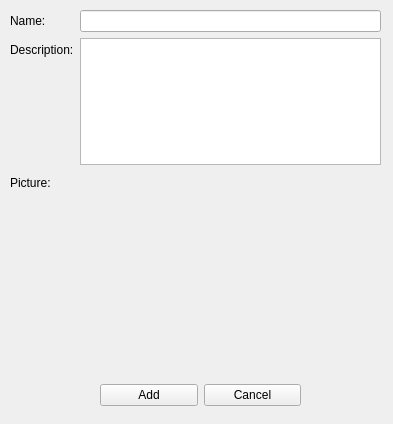
Qt form qt/apps/configurator/forms/feature_add.ui (Wolframe/qtClient) before a commit.
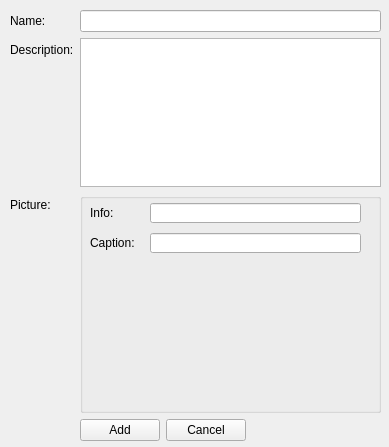
The same form after that commit. Custom widgets are drawn as their Qt base class.

Commit message: updated feaeture forms, added pictures

```diff
--- a/qt/apps/configurator/forms/feature_add.ui
+++ b/qt/apps/configurator/forms/feature_add.ui
@@ -6,8 +6,8 @@
    <rect>
     <x>0</x>
     <y>0</y>
-    <width>393</width>
-    <height>424</height>
+    <width>389</width>
+    <height>447</height>
    </rect>
   </property>
   <property name="windowTitle">
@@ -19,10 +19,13 @@
      <x>10</x>
      <y>10</y>
      <width>371</width>
-     <height>361</height>
+     <height>431</height>
     </rect>
    </property>
    <layout class="QFormLayout" name="formLayout">
+    <property name="fieldGrowthPolicy">
+     <enum>QFormLayout::AllNonFixedFieldsGrow</enum>
+    </property>
     <item row="0" column="0">
      <widget class="QLabel" name="label_name">
       <property name="text">
@@ -43,37 +46,17 @@
       </property>
      </widget>
     </item>
-    <item row="2" column="0">
-     <widget class="QLabel" name="label">
-      <property name="text">
-       <string>Picture:</string>
-      </property>
-     </widget>
-    </item>
     <item row="1" column="1">
      <widget class="QPlainTextEdit" name="description"/>
     </item>
-    <item row="2" column="1">
-     <widget class="PictureChooser" name="picture">
-      <property name="minimumSize">
-       <size>
-        <width>0</width>
-        <height>200</height>
-       </size>
+    <item row="3" column="0">
+     <widget class="QLabel" name="label">
+      <property name="text">
+       <string>Picture:</string>
       </property>
      </widget>
     </item>
-   </layout>
-  </widget>
-  <widget class="QWidget" name="horizontalLayoutWidget">
-   <property name="geometry">
-    <rect>
-     <x>100</x>
-     <y>380</y>
-     <width>201</width>
-     <height>31</height>
-    </rect>
-   </property>
+    <item row="4" column="1">
    <layout class="QHBoxLayout" name="horizontalLayout">
     <item>
      <widget class="QPushButton" name="add">
@@ -105,6 +88,96 @@
       <property name="form" stdset="0">
        <string notr="true">features</string>
       </property>
+       </widget>
+      </item>
+      <item>
+       <spacer name="horizontalSpacer">
+        <property name="orientation">
+         <enum>Qt::Horizontal</enum>
+        </property>
+        <property name="sizeHint" stdset="0">
+         <size>
+          <width>40</width>
+          <height>20</height>
+         </size>
+        </property>
+       </spacer>
+      </item>
+     </layout>
+    </item>
+    <item row="3" column="1">
+     <widget class="QGroupBox" name="picture">
+      <property name="minimumSize">
+       <size>
+        <width>0</width>
+        <height>220</height>
+       </size>
+      </property>
+      <property name="title">
+       <string/>
+      </property>
+      <widget class="PictureChooser" name="image">
+       <property name="geometry">
+        <rect>
+         <x>67</x>
+         <y>69</y>
+         <width>211</width>
+         <height>141</height>
+        </rect>
+       </property>
+       <property name="minimumSize">
+        <size>
+         <width>0</width>
+         <height>100</height>
+        </size>
+       </property>
+      </widget>
+      <widget class="QLabel" name="label_info">
+       <property name="geometry">
+        <rect>
+         <x>10</x>
+         <y>10</y>
+         <width>27</width>
+         <height>20</height>
+        </rect>
+       </property>
+       <property name="text">
+        <string>Info:</string>
+       </property>
+      </widget>
+      <widget class="QLineEdit" name="caption">
+       <property name="geometry">
+        <rect>
+         <x>70</x>
+         <y>40</y>
+         <width>211</width>
+         <height>20</height>
+        </rect>
+       </property>
+      </widget>
+      <widget class="QLabel" name="label_caption">
+       <property name="geometry">
+        <rect>
+         <x>10</x>
+         <y>40</y>
+         <width>52</width>
+         <height>20</height>
+        </rect>
+       </property>
+       <property name="text">
+        <string>Caption:</string>
+       </property>
+      </widget>
+      <widget class="QLineEdit" name="info">
+       <property name="geometry">
+        <rect>
+         <x>70</x>
+         <y>10</y>
+         <width>211</width>
+         <height>20</height>
+        </rect>
+       </property>
+      </widget>
      </widget>
     </item>
    </layout>
```
Lines whose indentation alone changed are shown as unchanged. The commit also changes 2 other files.
